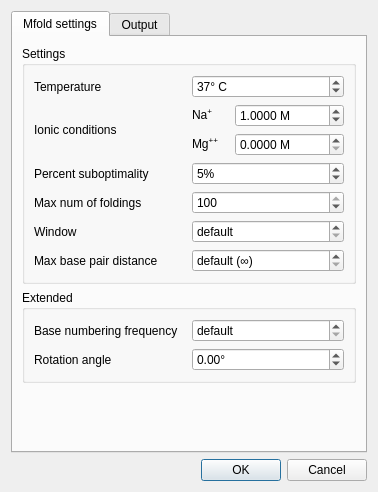
This is src/plugins/external_tool_support/src/mfold/MfoldDialog.ui in ugeneunipro/ugene as Qt 5 draws it before an edit. The edited form follows.
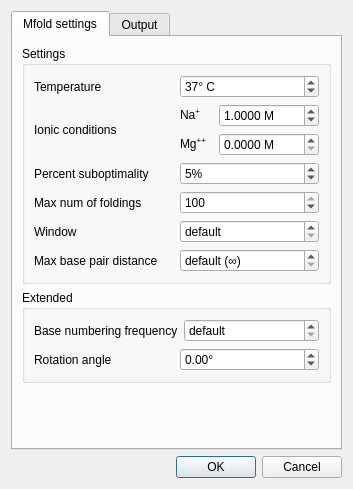
This is the edited form. Custom widgets are drawn as their Qt base class.

The edit to the form file:
```diff
--- a/src/plugins/external_tool_support/src/mfold/MfoldDialog.ui
+++ b/src/plugins/external_tool_support/src/mfold/MfoldDialog.ui
@@ -6,8 +6,8 @@
    <rect>
     <x>0</x>
     <y>0</y>
-    <width>378</width>
-    <height>492</height>
+    <width>322</width>
+    <height>477</height>
    </rect>
   </property>
   <property name="windowTitle">
@@ -475,9 +475,6 @@
           </property>
           <item>
            <widget class="QLabel" name="wrongRegionLabel">
-            <property name="enabled">
-             <bool>false</bool>
-            </property>
             <property name="styleSheet">
              <string notr="true">QLabel { font-weight: bold;color : red; }</string>
             </property>
```
